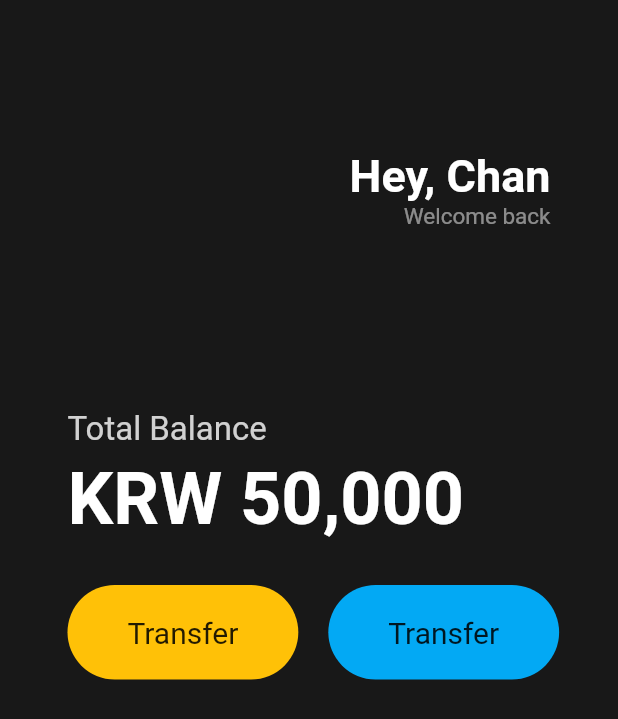
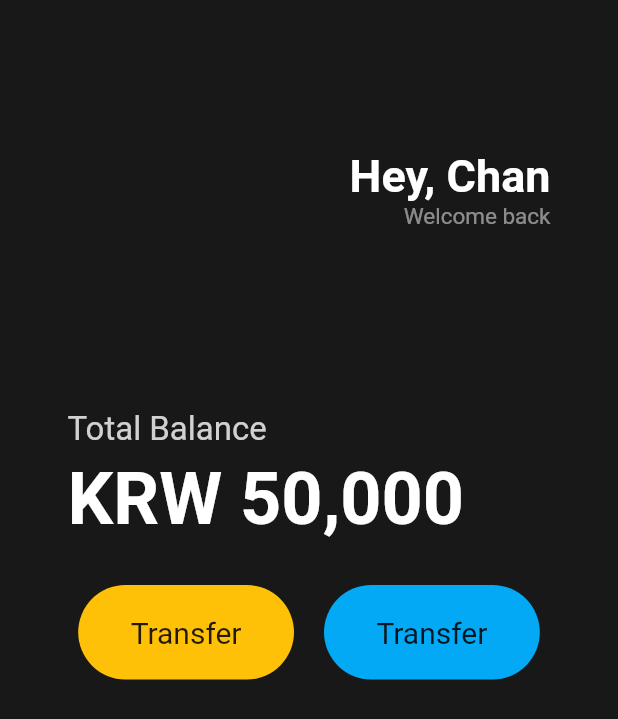
Before and after one commit to Hugekyung/First-Flutter, a Flutter app: the screen it shows after launch, on a phone screen of 412 x 824 dp. Shown: the top 719 px of the screen. Run offline on Flutter 3.47's test engine with Material 2 defaults, Android fonts, the phone set to English and light mode, and no system bars.

```diff
--- a/lib/main.dart
+++ b/lib/main.dart
@@ -7,6 +7,8 @@ void main() {
 // * Flutter에서 클래스(위젯)를 구현하려면 Flutter-sdk의 core-Widget 3개 중 한가지를 반드시 상속받아야 한다.
 // * 여기서 사용된 StatelessWidget은 단순히 무언가를 화면에 띄워주는 역할만 하는 위젯이다.
 class App extends StatelessWidget {
+  const App({super.key});
+
   @override
   Widget build(BuildContext context) {
     // TODO: implement build
@@ -72,6 +74,7 @@ class App extends StatelessWidget {
                   height: 30,
                 ),
                 Row(
+                  mainAxisAlignment: MainAxisAlignment.center,
                   children: [
                     Container(
                       decoration: BoxDecoration(
@@ -81,7 +84,7 @@ class App extends StatelessWidget {
                       child: const Padding(
                         padding: EdgeInsets.symmetric(
                           vertical: 20,
-                          horizontal: 40,
+                          horizontal: 35,
                         ),
                         child: Text(
                           'Transfer',
@@ -102,7 +105,7 @@ class App extends StatelessWidget {
                       child: const Padding(
                         padding: EdgeInsets.symmetric(
                           vertical: 20,
-                          horizontal: 40,
+                          horizontal: 35,
                         ),
                         child: Text(
                           'Transfer',
```
Also changed, not shown: 1 other file.
